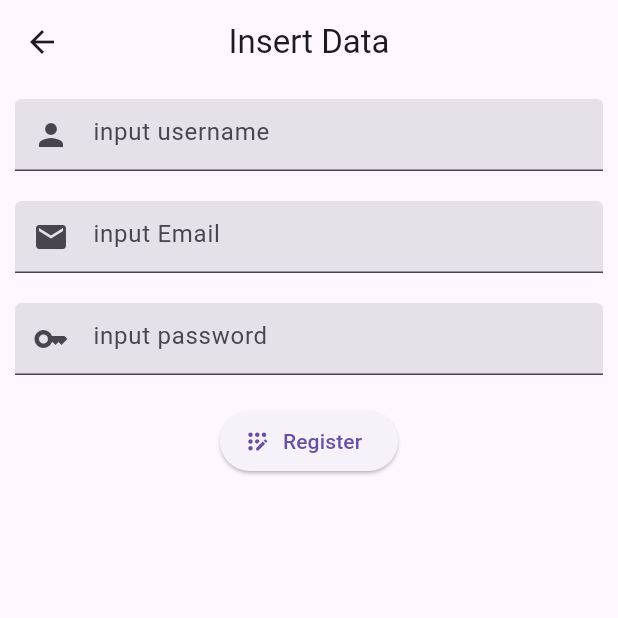
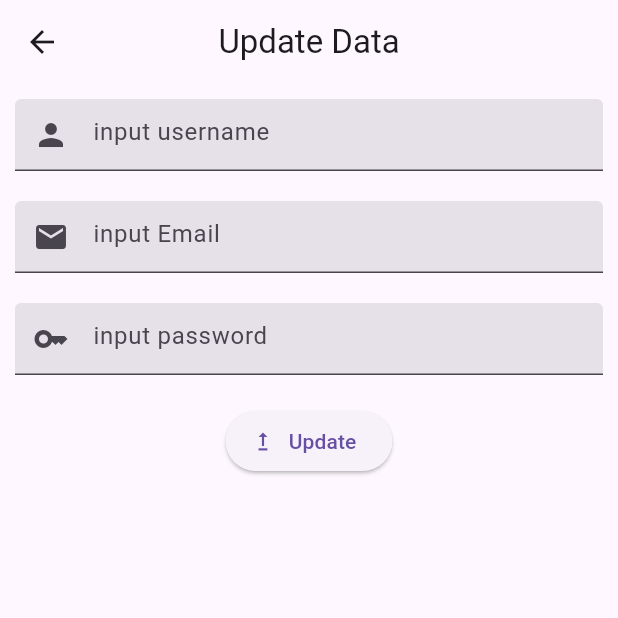
Before and after one commit to bert093/Mobile-3-App, a Flutter app: the UpdateDataUserView screen opened directly, on a phone screen of 412 x 824 dp, the top half of it. Run offline on Flutter 3.47's test engine with Material 3 defaults, Android fonts, the phone set to English and light mode, and no system bars; missing offline and left inert: mobile3d1; network calls fail; statements that could not run were skipped.

Commit message:
[FEAT] added setState and ElevatedButton
+ added setState in userview.dart
+ ElevatedButton and AlertDialog for better experience
* change the icon from updateDataUserView.dart

```diff
--- a/lib/page/updateDataUserView.dart
+++ b/lib/page/updateDataUserView.dart
@@ -45,7 +45,7 @@ class _UpdateDataUserView extends State<UpdateDataUserView> {
           if (responseBody['status'] == 200) {
             // Memeriksa apakah respons dari server juga menunjukkan keberhasilan (misalnya, server mengembalikan status: 200 dalam JSON).
             print("$responseBody['result']");
-            Navigator.pushReplacement(
+            Navigator.pushReplacement( //* gunain push replacement. Boleh gunain setState
               context, MaterialPageRoute(
                 builder: (context) => Userview()
               )
@@ -65,9 +65,9 @@ class _UpdateDataUserView extends State<UpdateDataUserView> {
   Widget build(BuildContext context) {
     return Scaffold(
         appBar: AppBar(
-          title: const Text('Insert Data'),
+          title: const Text('Update Data'),
           centerTitle: true,
-          leading: IconButton(
+          leading: IconButton( //* menambahkan ini?
             onPressed: () {
               Navigator.push(context, MaterialPageRoute(builder: (context) => Userview()));
             },
@@ -133,8 +133,8 @@ class _UpdateDataUserView extends State<UpdateDataUserView> {
                       ),
                     );
                   },
-                  label: Text('Register'),
-                  icon: Icon(Icons.app_registration_rounded),
+                  label: Text('Update'),
+                  icon: Icon(Icons.upgrade),
                 ),
               ],
             ),
```
Also changed, not shown: lib/page/userview.dart (+36 -7 lines).
